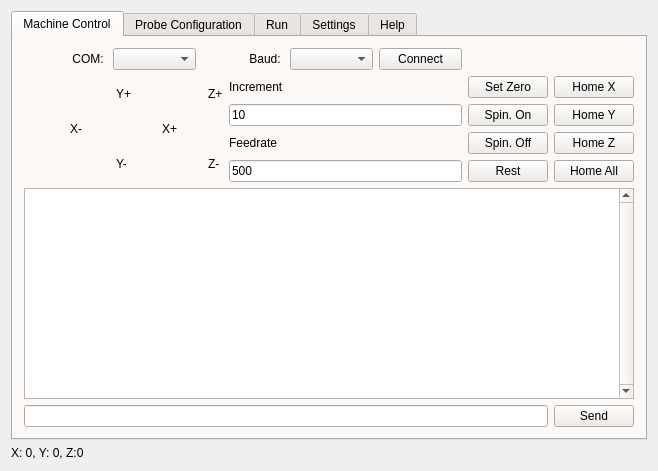
This is gcode_leveler/mainwindow.ui in ShaneOberloier/gcode_leveler as Qt 5 draws it before an edit. The edited form follows.
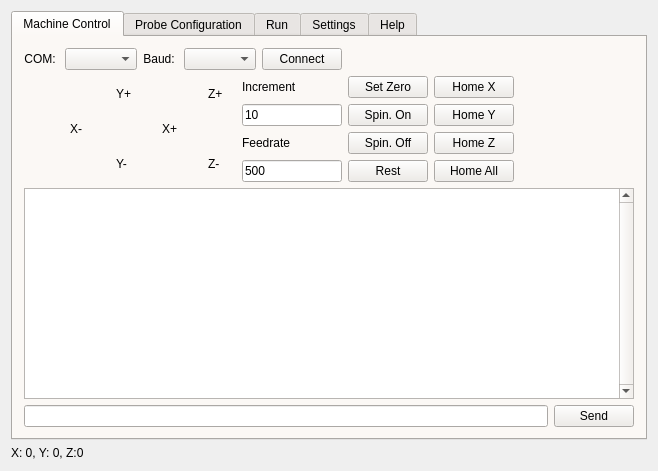
This is the edited form. Icons and pictures are not drawn.

Diff of the .ui file:
```diff
--- a/gcode_leveler/mainwindow.ui
+++ b/gcode_leveler/mainwindow.ui
@@ -691,6 +691,18 @@
             </item>
             <item>
              <widget class="QLineEdit" name="txtIncrement">
+              <property name="minimumSize">
+               <size>
+                <width>50</width>
+                <height>0</height>
+               </size>
+              </property>
+              <property name="maximumSize">
+               <size>
+                <width>100</width>
+                <height>16777215</height>
+               </size>
+              </property>
               <property name="text">
                <string>10</string>
               </property>
@@ -705,6 +717,18 @@
             </item>
             <item>
              <widget class="QLineEdit" name="txtFeedrate">
+              <property name="minimumSize">
+               <size>
+                <width>50</width>
+                <height>0</height>
+               </size>
+              </property>
+              <property name="maximumSize">
+               <size>
+                <width>100</width>
+                <height>16777215</height>
+               </size>
+              </property>
               <property name="text">
                <string>500</string>
               </property>
@@ -770,6 +794,19 @@
               </property>
              </widget>
             </item>
+            <item row="2" column="2">
+             <spacer name="horizontalSpacer">
+              <property name="orientation">
+               <enum>Qt::Horizontal</enum>
+              </property>
+              <property name="sizeHint" stdset="0">
+               <size>
+                <width>40</width>
+                <height>20</height>
+               </size>
+              </property>
+             </spacer>
+            </item>
            </layout>
           </item>
           <item row="2" column="0" colspan="3">
```
